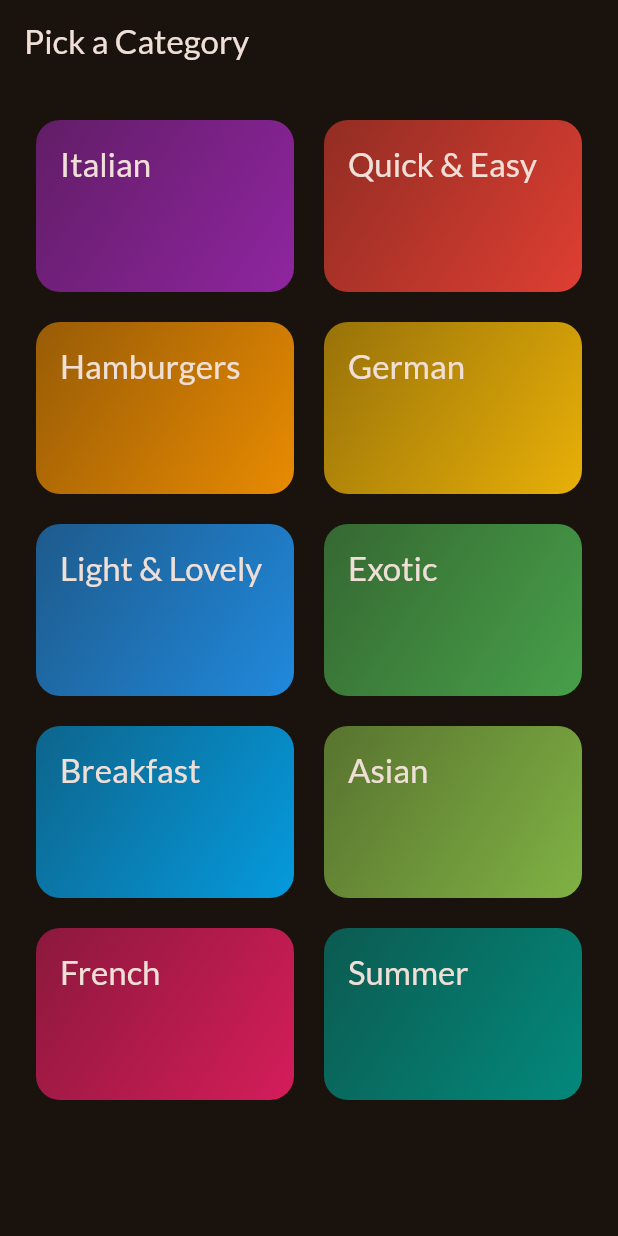
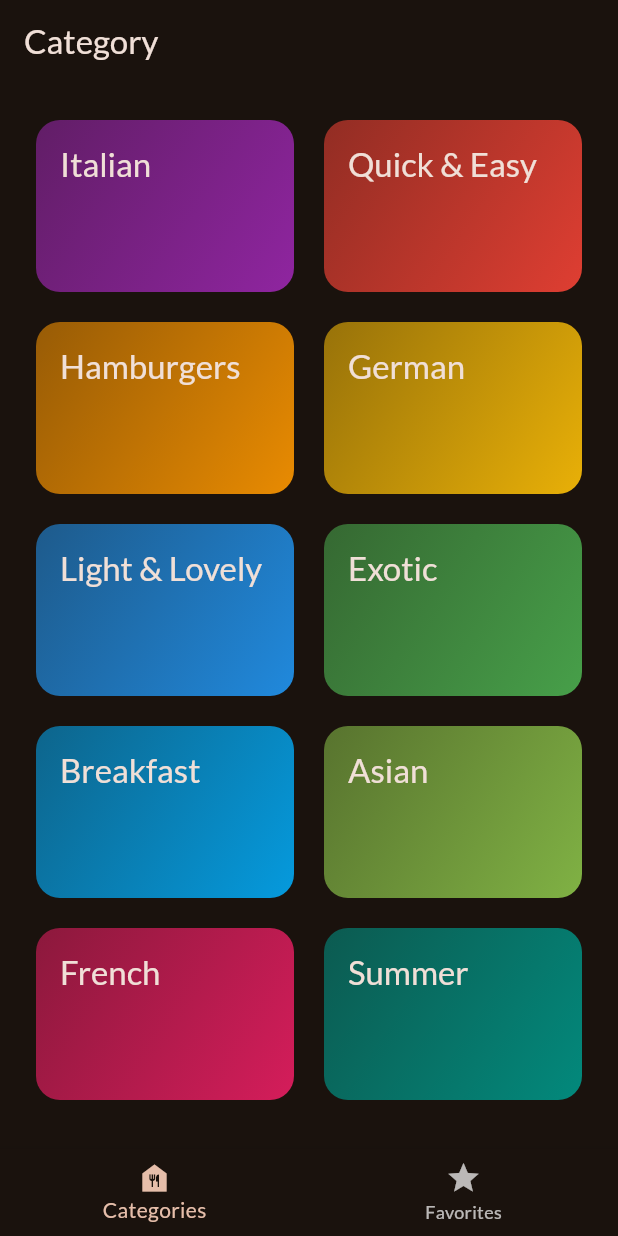
Before and after one commit to VedantTiwari9685/Meals-App, a Flutter app: the screen it shows after launch, on a phone screen of 412 x 824 dp. Run offline on Flutter 3.47's test engine with Material 3 defaults, Android fonts, the phone set to English and light mode, and no system bars; our stand-ins replace google_fonts, transparent_image.

Commit message:
Bottom Nevigation Bar

```diff
--- a/lib/main.dart
+++ b/lib/main.dart
@@ -1,6 +1,6 @@
 import 'package:flutter/material.dart';
 import 'package:google_fonts/google_fonts.dart';
-import 'package:meals/screens/categories.dart';
+import 'package:meals/screens/tabs.dart';
 
 final theme = ThemeData(
   useMaterial3: true,
@@ -22,7 +22,7 @@ class App extends StatelessWidget {
   Widget build(BuildContext context) {
     return MaterialApp(
       theme: theme,
-      home: const CategoriesScreen(),
+      home: const TabsScreen(),
     );
   }
 }
--- a/lib/screens/categories.dart
+++ b/lib/screens/categories.dart
@@ -24,11 +24,7 @@ class CategoriesScreen extends StatelessWidget {
 
   @override
   Widget build(BuildContext context) {
-    return Scaffold(
-      appBar: AppBar(
-        title: const Text("Pick a Category"),
-      ),
-      body: GridView(
+    return GridView(
       padding: const EdgeInsets.all(24),
       gridDelegate: const SliverGridDelegateWithFixedCrossAxisCount(
         crossAxisCount: 2,
@@ -46,7 +42,6 @@ class CategoriesScreen extends StatelessWidget {
             },
           )
       ],
-      ),
     );
   }
 }
--- a/lib/screens/tabs.dart
+++ b/lib/screens/tabs.dart
@@ -1,20 +1,48 @@
 import 'package:flutter/material.dart';
+import 'package:meals/screens/categories.dart';
+import 'package:meals/screens/meals.dart';
 
 class TabsScreen extends StatefulWidget {
   const TabsScreen({super.key});
 
   @override
   State<TabsScreen> createState() {
-    return _TabsScreen();
+    return _TabsScreenState();
   }
 }
 
 class _TabsScreenState extends State<TabsScreen> {
+  int _selectedPageIndex = 0;
+
+  void _selectPage(int index) {
+    setState(() {
+      _selectedPageIndex = index;
+    });
+  }
+
   @override
   Widget build(BuildContext context) {
+    var activePageTitle = "Category";
+    Widget activeScreen = const CategoriesScreen();
+
+    if (_selectedPageIndex == 1) {
+      activePageTitle = "Your Favorites";
+      activeScreen = const MealsScreen(meals: []);
+    }
+
     return Scaffold(
       appBar: AppBar(
-        title: const Text("Dymanic"),
+        title: Text(activePageTitle),
+      ),
+      body: activeScreen,
+      bottomNavigationBar: BottomNavigationBar(
+        onTap: _selectPage,
+        currentIndex: _selectedPageIndex,
+        items: const [
+          BottomNavigationBarItem(
+              icon: Icon(Icons.food_bank), label: "Categories"),
+          BottomNavigationBarItem(icon: Icon(Icons.star), label: "Favorites"),
+        ],
       ),
     );
   }
```
Also changed, not shown: lib/screens/meals.dart (+6 -4 lines). Lines whose indentation alone changed are shown as unchanged.
